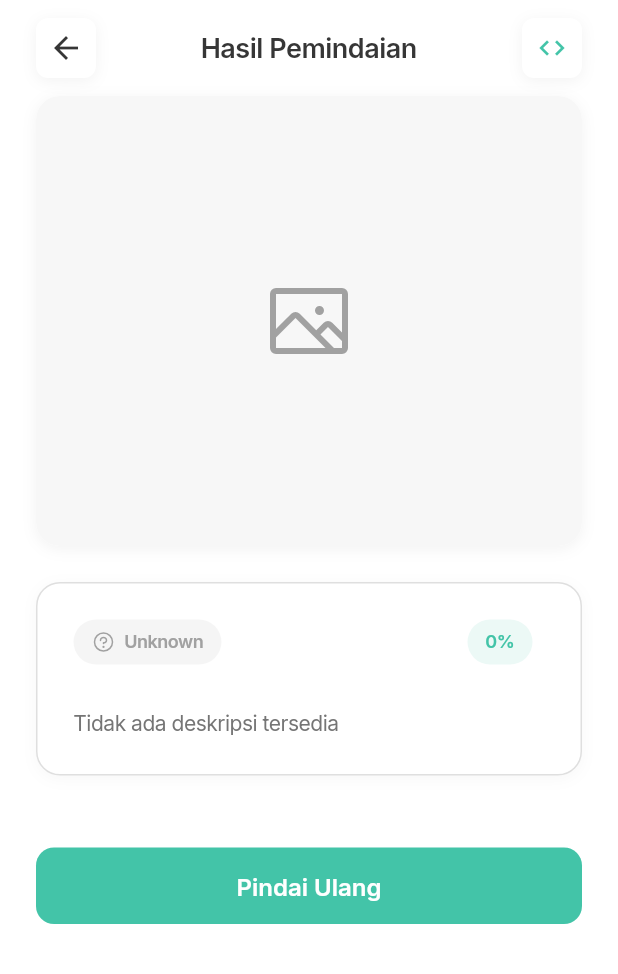
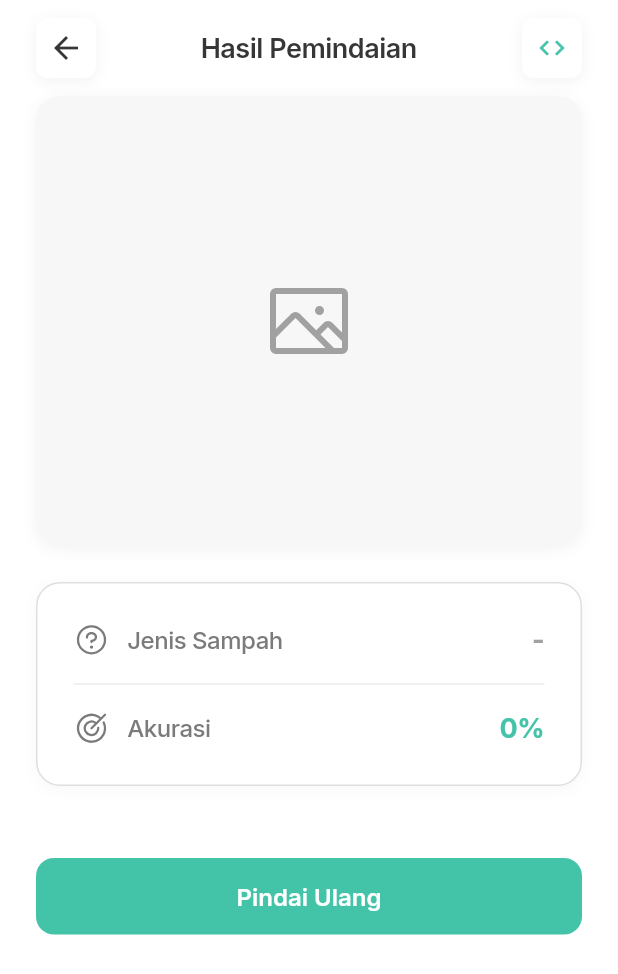
Before and after one commit to ckckckcz/PBL-Mobile, a Flutter app: the ScanResultPage screen opened by its route, on a phone screen of 412 x 824 dp. Shown: the top 974 px of the screen. Run offline on Flutter 3.47's test engine with Material 3 defaults, Android fonts, the phone set to English and light mode, and no system bars; our stand-ins replace camera, carousel_slider, device_info_plus, flutter_animate, flutter_svg, google_fonts and 5 more; accounts and stored records are empty.

Commit message:
feat: Unify scan result and history detail UI with new info rows and update prediction response to use `prediction_id`.

```diff
--- a/frontend/lib/widgets/scan_result_widgets.dart
+++ b/frontend/lib/widgets/scan_result_widgets.dart
@@ -24,6 +24,9 @@ class ResultCard extends StatelessWidget {
 
   @override
   Widget build(BuildContext context) {
+    final displayCategory = _getDisplayCategory(category);
+    final categoryColor = AppColors.getCategoryColor(category ?? '');
+
     return Container(
       margin: const EdgeInsets.symmetric(horizontal: 24),
       padding: const EdgeInsets.all(24),
@@ -40,115 +43,61 @@ class ResultCard extends StatelessWidget {
         ],
       ),
       child: Column(
-        crossAxisAlignment: CrossAxisAlignment.start,
         children: [
-          _buildBadges(),
-          const SizedBox(height: 16),
-          // _buildWasteType(),
-          const SizedBox(height: 12),
-          _buildDescription(),
+          _buildInfoRow(
+            'Jenis Sampah',
+            displayCategory,
+            valueColor: categoryColor,
+            icon: AppColors.getCategoryIcon(category ?? ''),
+          ),
+          const Divider(height: 32, color: AppColors.borderLight),
+          _buildInfoRow(
+            'Akurasi',
+            '${confidence?.toStringAsFixed(1) ?? '0'}%',
+            valueColor: AppColors.success,
+            icon: PhosphorIcons.target(PhosphorIconsStyle.regular),
+          ),
         ],
       ),
     );
   }
 
-  Widget _buildBadges() {
+  String _getDisplayCategory(String? cat) {
+    final lower = cat?.toLowerCase() ?? '';
+    if (['organik', 'organic', 'sampah organik'].contains(lower))
+      return 'Organik';
+    if (['anorganik', 'inorganic', 'sampah anorganik'].contains(lower))
+      return 'Anorganik';
+    return cat ?? (cat?.isNotEmpty == true ? cat! : '-');
+  }
+
+  Widget _buildInfoRow(String label, String value,
+      {Color? valueColor, IconData? icon}) {
     return Row(
       children: [
-        _CategoryBadge(category: category),
-        const Spacer(),
-        _ConfidenceBadge(confidence: confidence),
-        const SizedBox(width: 8)
-      ],
-    );
-  }
-
-  Widget _buildWasteType() {
-    return Text(
-      wasteType ?? 'Jenis Sampah Tidak Diketahui',
-      style: const TextStyle(
-        fontSize: 24,
-        fontWeight: FontWeight.w700,
-        color: AppColors.textPrimary,
-        height: 1.2,
-      ),
-    );
-  }
-
-  Widget _buildDescription() {
-    return Text(
-      description ?? 'Tidak ada deskripsi tersedia',
-      style: TextStyle(
-        fontSize: 14,
-        color: Colors.grey[600],
-        height: 1.5,
-      ),
-    );
-  }
-}
-
-/// Category badge widget
-class _CategoryBadge extends StatelessWidget {
-  final String? category;
-
-  const _CategoryBadge({this.category});
-
-  @override
-  Widget build(BuildContext context) {
-    final categoryColor = AppColors.getCategoryColor(category ?? '');
-    final categoryIcon = AppColors.getCategoryIcon(category ?? '');
-
-    return Container(
-      padding: const EdgeInsets.symmetric(horizontal: 12, vertical: 6),
-      decoration: BoxDecoration(
-        color: categoryColor.withOpacity(0.1),
-        borderRadius: BorderRadius.circular(20),
-      ),
-      child: Row(
-        mainAxisSize: MainAxisSize.min,
-        children: [
-          Icon(
-            categoryIcon,
-            size: 16,
-            color: categoryColor,
-          ),
-          const SizedBox(width: 6),
-          Text(
-            category ?? 'Unknown',
-            style: TextStyle(
-              fontSize: 12,
-              fontWeight: FontWeight.w600,
-              color: categoryColor,
+        if (icon != null) ...[
+          Icon(icon, size: 24, color: AppColors.textSecondary),
+          const SizedBox(width: 12),
+        ],
+        Expanded(
+          child: Text(
+            label,
+            style: const TextStyle(
+              fontSize: 16,
+              color: AppColors.textSecondary,
+              fontWeight: FontWeight.w500,
             ),
           ),
-        ],
-      ),
-    );
-  }
-}
-
-/// Confidence badge widget
-class _ConfidenceBadge extends StatelessWidget {
-  final double? confidence;
-
-  const _ConfidenceBadge({this.confidence});
-
-  @override
-  Widget build(BuildContext context) {
-    return Container(
-      padding: const EdgeInsets.symmetric(horizontal: 12, vertical: 6),
-      decoration: BoxDecoration(
-        color: AppColors.success.withOpacity(0.1),
-        borderRadius: BorderRadius.circular(20),
-      ),
-      child: Text(
-        '${confidence?.toStringAsFixed(1) ?? '0'}%',
-        style: const TextStyle(
-          fontSize: 12,
-          fontWeight: FontWeight.w600,
-          color: AppColors.success,
         ),
-      ),
+        Text(
+          value,
+          style: TextStyle(
+            fontSize: 18,
+            color: valueColor ?? AppColors.textPrimary,
+            fontWeight: FontWeight.w700,
+          ),
+        ),
+      ],
     );
   }
 }
```
Also changed, not shown: frontend/lib/pages/history_detail_page.dart (+49 -43 lines), 2 other files.
